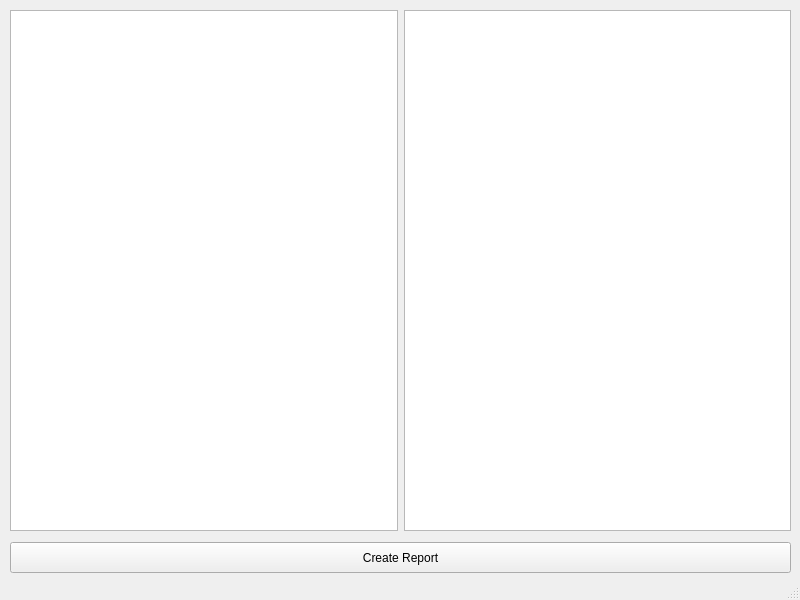
This is report_project_ui.ui in murimija/Report_project as Qt 5 draws it before an edit. The edited form follows.
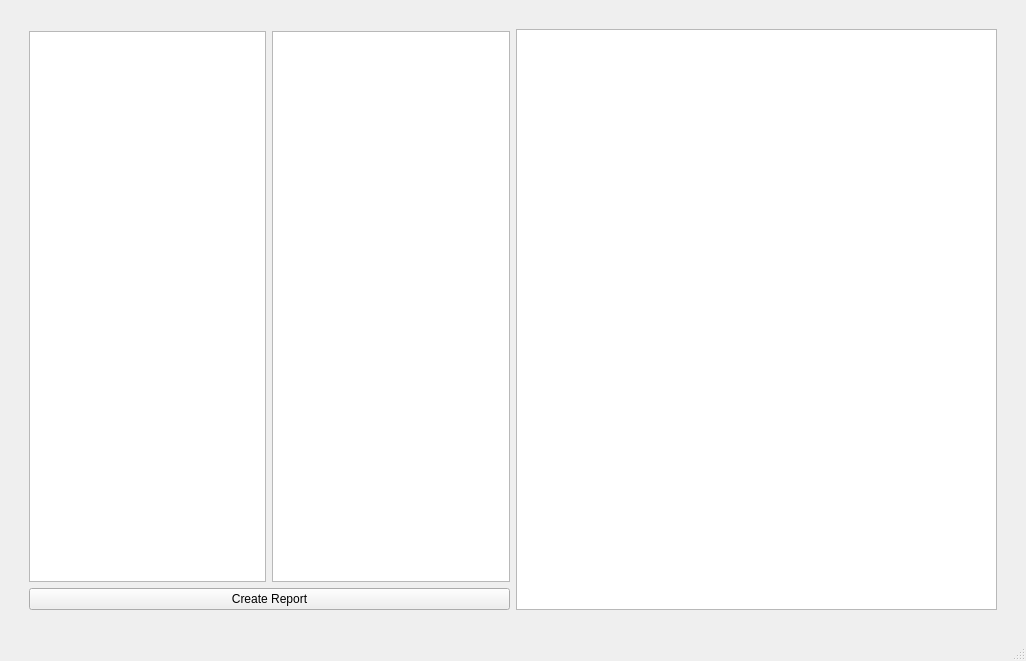
This is the edited form.

The edit to the form file:
```diff
--- a/report_project_ui.ui
+++ b/report_project_ui.ui
@@ -2,14 +2,23 @@
 <ui version="4.0">
  <class>MainWindow</class>
  <widget class="QMainWindow" name="MainWindow">
+  <property name="enabled">
+   <bool>true</bool>
+  </property>
   <property name="geometry">
    <rect>
     <x>0</x>
     <y>0</y>
-    <width>800</width>
-    <height>600</height>
+    <width>1026</width>
+    <height>661</height>
    </rect>
   </property>
+  <property name="sizePolicy">
+   <sizepolicy hsizetype="Preferred" vsizetype="Preferred">
+    <horstretch>0</horstretch>
+    <verstretch>0</verstretch>
+   </sizepolicy>
+  </property>
   <property name="mouseTracking">
    <bool>false</bool>
   </property>
@@ -19,38 +28,79 @@
   <property name="windowTitle">
    <string>Otchet</string>
   </property>
+  <property name="autoFillBackground">
+   <bool>false</bool>
+  </property>
+  <property name="windowFilePath">
+   <string/>
+  </property>
   <widget class="QWidget" name="centralwidget">
-   <widget class="QPushButton" name="createReportButton">
-    <property name="geometry">
-     <rect>
-      <x>10</x>
-      <y>542</y>
-      <width>781</width>
-      <height>31</height>
-     </rect>
-    </property>
-    <property name="text">
-     <string>Create Report</string>
-    </property>
-   </widget>
-   <widget class="QWidget" name="">
-    <property name="geometry">
-     <rect>
-      <x>10</x>
-      <y>10</y>
-      <width>781</width>
-      <height>521</height>
-     </rect>
-    </property>
-    <layout class="QHBoxLayout" name="horizontalLayout">
-     <item>
-      <widget class="QTextEdit" name="inputField"/>
-     </item>
-     <item>
-      <widget class="QListWidget" name="outputField"/>
-     </item>
-    </layout>
-   </widget>
+   <property name="minimumSize">
+    <size>
+     <width>884</width>
+     <height>0</height>
+    </size>
+   </property>
+   <property name="layoutDirection">
+    <enum>Qt::LeftToRight</enum>
+   </property>
+   <layout class="QVBoxLayout" name="verticalLayout">
+    <item>
+     <layout class="QHBoxLayout" name="horizontalLayout_2" stretch="2,2">
+      <property name="spacing">
+       <number>6</number>
+      </property>
+      <property name="sizeConstraint">
+       <enum>QLayout::SetFixedSize</enum>
+      </property>
+      <property name="leftMargin">
+       <number>20</number>
+      </property>
+      <property name="topMargin">
+       <number>20</number>
+      </property>
+      <property name="rightMargin">
+       <number>20</number>
+      </property>
+      <property name="bottomMargin">
+       <number>20</number>
+      </property>
+      <item>
+       <layout class="QVBoxLayout" name="verticalLayout_2">
+        <item>
+         <layout class="QHBoxLayout" name="horizontalLayout">
+          <property name="sizeConstraint">
+           <enum>QLayout::SetMinAndMaxSize</enum>
+          </property>
+          <property name="topMargin">
+           <number>2</number>
+          </property>
+          <item>
+           <widget class="QTextEdit" name="inputField"/>
+          </item>
+          <item>
+           <widget class="QTextEdit" name="outputField"/>
+          </item>
+         </layout>
+        </item>
+        <item>
+         <widget class="QPushButton" name="createReportButton">
+          <property name="text">
+           <string>Create Report</string>
+          </property>
+          <property name="checkable">
+           <bool>false</bool>
+          </property>
+         </widget>
+        </item>
+       </layout>
+      </item>
+      <item>
+       <widget class="QListWidget" name="listWidget"/>
+      </item>
+     </layout>
+    </item>
+   </layout>
   </widget>
   <widget class="QStatusBar" name="statusbar"/>
  </widget>
```
